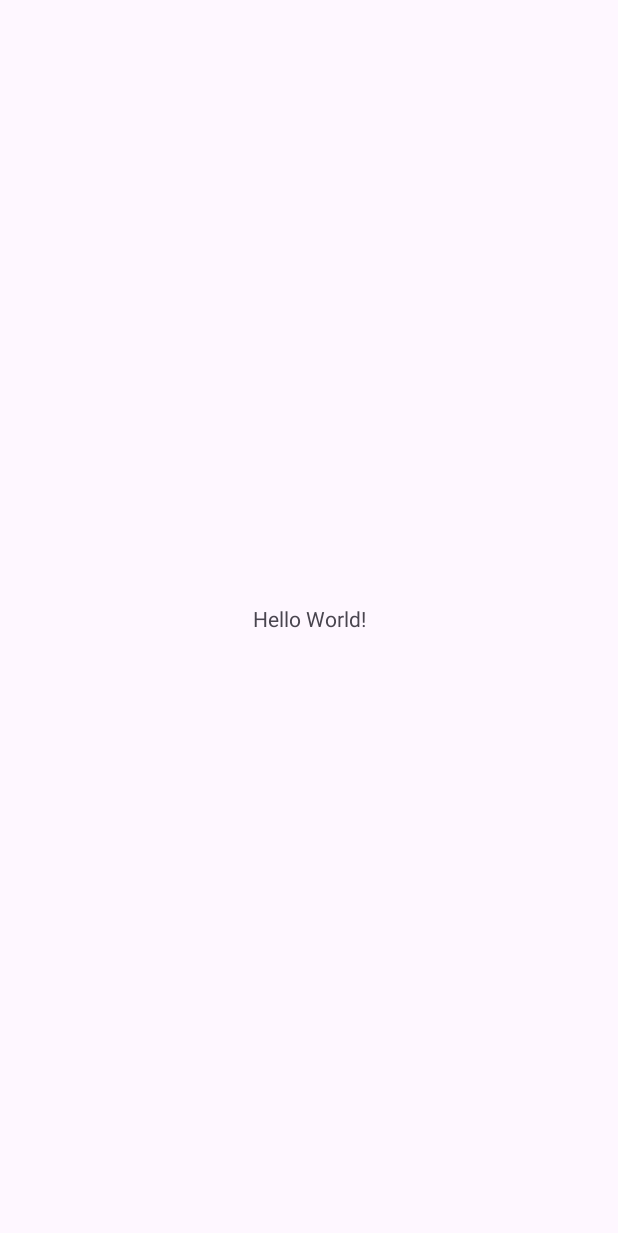
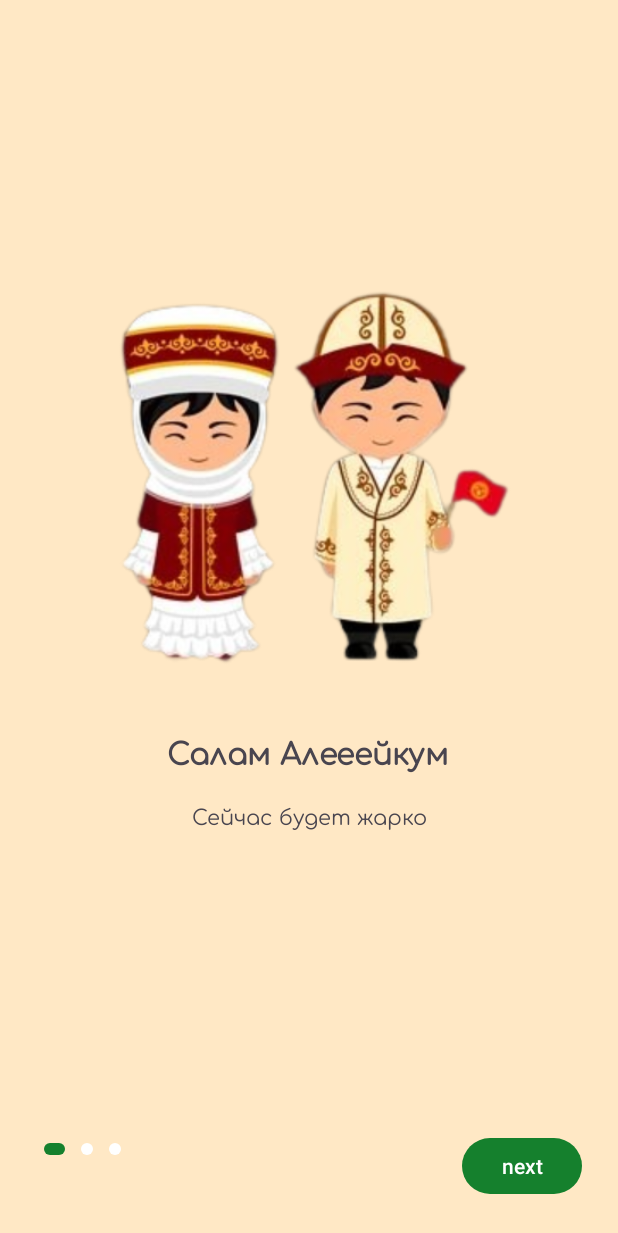
Before and after one commit to Kasymbekov/KyrApp, an Android app: the screen it shows after launch (MainActivity before the commit, OnBoardingActivity after it), on a phone screen of 412 x 824 dp. Before the commit the part shown is almost empty. Shown: the top 1233 px of the screen. Run offline under Robolectric (Android 15) with nearby library versions, the phone set to English and light mode, and no system bars.

Commit message:
Добавлен Онбординг с 3 слайдами

```diff
--- a/app/build.gradle.kts
+++ b/app/build.gradle.kts
@@ -36,6 +36,10 @@ android {
     kotlinOptions {
         jvmTarget = "1.8"
     }
+
+    buildFeatures{
+        viewBinding = true
+    }
 }
 
 dependencies {
@@ -49,6 +53,12 @@ dependencies {
     androidTestImplementation(libs.androidx.junit)
     androidTestImplementation(libs.androidx.espresso.core)
 
+    //viewPager2
+    implementation("androidx.viewpager2:viewpager2:1.1.0")
+
+    //Material
+    implementation("com.google.android.material:material:1.5.0")
+
     // Import the Firebase BoM
     implementation(platform("com.google.firebase:firebase-bom:33.0.0"))
 
--- a/app/src/main/AndroidManifest.xml
+++ b/app/src/main/AndroidManifest.xml
@@ -13,6 +13,9 @@
         android:theme="@style/Theme.KyrApp"
         tools:targetApi="31">
         <activity
+            android:name=".OnBoarding.OnBoardingActivity"
+            android:exported="false" />
+        <activity
             android:name=".SplashScreen"
             android:exported="true">
             <intent-filter>
@@ -23,9 +26,7 @@
         </activity>
         <activity
             android:name=".MainActivity"
-            android:exported="true">
-
-        </activity>
+            android:exported="true"></activity>
     </application>
 
 </manifest>
--- /dev/null
+++ b/app/src/main/java/com/example/kyrapp/OnBoarding/OnBoardingActivity.kt
@@ -0,0 +1,99 @@
+package com.example.kyrapp.OnBoarding
+
+import android.content.Intent
+import android.os.Bundle
+import android.widget.ImageView
+import android.widget.LinearLayout
+import androidx.appcompat.app.AppCompatActivity
+import androidx.core.content.ContextCompat
+import androidx.viewpager2.widget.ViewPager2
+import com.example.kyrapp.MainActivity
+import com.example.kyrapp.R
+import com.example.kyrapp.databinding.ActivityOnBoardingBinding
+
+class OnBoardingActivity : AppCompatActivity() {
+
+    private lateinit var binding: ActivityOnBoardingBinding
+    private lateinit var adapter: OnBoardingAdapter
+
+    override fun onCreate(savedInstanceState: Bundle?) {
+        super.onCreate(savedInstanceState)
+        binding = ActivityOnBoardingBinding.inflate(layoutInflater)
+        setContentView(binding.root)
+
+        val items = listOf(
+            Triple(R.drawable.etn, "Салам Алееейкум", "Сейчас будет жарко"),
+            Triple(R.drawable.aktan_ak, "Я не киргиз, я кыргыз! ", "ИИИИИИУУ🤙🤙🤙"),
+            Triple(R.drawable.aygen, "В конце подарок!!", "Жду дизайна, ваываоы ваывавыа ыва ываевапавпвпвапрвап ")
+        )
+
+        adapter = OnBoardingAdapter(items)
+        binding.viewP.adapter = adapter
+
+        setupIndicators(items.size)
+        setCurrentIndicator(0)
+
+        binding.viewP.registerOnPageChangeCallback(object : ViewPager2.OnPageChangeCallback() {
+            override fun onPageSelected(position: Int) {
+                super.onPageSelected(position)
+                setCurrentIndicator(position)
+            }
+        })
+
+        binding.nextBt.setOnClickListener {
+            val currentItem = binding.viewP.currentItem
+            if (currentItem < items.size - 1) {
+                binding.viewP.currentItem = currentItem + 1
+            }
+            else {
+                val intent = Intent(this@OnBoardingActivity, MainActivity::class.java)
+                startActivity(intent)
+                finish()
+            }
+        }
+    }
+
+    private fun setupIndicators(count: Int) {
+        val indicators = arrayOfNulls<ImageView>(count)
+        val layoutParams = LinearLayout.LayoutParams(
+            LinearLayout.LayoutParams.WRAP_CONTENT,
+            LinearLayout.LayoutParams.WRAP_CONTENT
+        )
+        layoutParams.setMargins(8, 0, 8, 0)
+        for (i in indicators.indices) {
+            indicators[i] = ImageView(this)
+            indicators[i]?.let {
+                it.setImageDrawable(
+                    ContextCompat.getDrawable(
+                        this,
+                        R.drawable.indicator_inactive
+                    )
+                )
+                it.layoutParams = layoutParams
+                binding.indicatorLayout.addView(it)
+            }
+        }
+    }
+
+    private fun setCurrentIndicator(index: Int) {
+        val childCount = binding.indicatorLayout.childCount
+        for (i in 0 until childCount) {
+            val imageView = binding.indicatorLayout.getChildAt(i) as ImageView
+            if (i == index) {
+                imageView.setImageDrawable(
+                    ContextCompat.getDrawable(
+                        this,
+                        R.drawable.indicator_active
+                    )
+                )
+            } else {
+                imageView.setImageDrawable(
+                    ContextCompat.getDrawable(
+                        this,
+                        R.drawable.indicator_inactive
+                    )
+                )
+            }
+        }
+    }
+}
--- /dev/null
+++ b/app/src/main/java/com/example/kyrapp/OnBoarding/OnBoardingAdapter.kt
@@ -0,0 +1,33 @@
+package com.example.kyrapp.OnBoarding
+
+
+
+
+import android.view.LayoutInflater
+import android.view.ViewGroup
+import androidx.recyclerview.widget.RecyclerView
+import com.example.kyrapp.databinding.ItemOnboardingContainerBinding
+
+class OnBoardingAdapter(private val items: List<Triple<Int, String, String>>) :
+    RecyclerView.Adapter<OnBoardingAdapter.OnBoardingViewHolder>() {
+
+    inner class OnBoardingViewHolder(private val binding: ItemOnboardingContainerBinding) :
+        RecyclerView.ViewHolder(binding.root) {
+        fun bind(item: Triple<Int, String, String>) {
+            binding.imageView.setImageResource(item.first)
+            binding.titleTv.text = item.second
+            binding.descTv.text = item.third
+        }
+    }
+
+    override fun onCreateViewHolder(parent: ViewGroup, viewType: Int): OnBoardingViewHolder {
+        val binding = ItemOnboardingContainerBinding.inflate(LayoutInflater.from(parent.context), parent, false)
+        return OnBoardingViewHolder(binding)
+    }
+
+    override fun onBindViewHolder(holder: OnBoardingViewHolder, position: Int) {
+        holder.bind(items[position])
+    }
+
+    override fun getItemCount() = items.size
+}
--- a/app/src/main/java/com/example/kyrapp/SplashScreen.kt
+++ b/app/src/main/java/com/example/kyrapp/SplashScreen.kt
@@ -8,6 +8,7 @@ import androidx.activity.enableEdgeToEdge
 import androidx.appcompat.app.AppCompatActivity
 import androidx.core.view.ViewCompat
 import androidx.core.view.WindowInsetsCompat
+import com.example.kyrapp.OnBoarding.OnBoardingActivity
 
 class SplashScreen : AppCompatActivity() {
     override fun onCreate(savedInstanceState: Bundle?) {
@@ -21,7 +22,7 @@ class SplashScreen : AppCompatActivity() {
 
     fun splashScreenShow(){
         Handler(Looper.getMainLooper()).postDelayed({
-            val intent = Intent(this@SplashScreen, MainActivity::class.java)
+            val intent = Intent(this@SplashScreen, OnBoardingActivity::class.java)
             startActivity(intent)
             finish()
         }, 2000)
--- /dev/null
+++ b/app/src/main/res/drawable/indicator_active.xml
@@ -0,0 +1,6 @@
+<?xml version="1.0" encoding="utf-8"?>
+<shape xmlns:android="http://schemas.android.com/apk/res/android">
+    <corners android:radius="4dp"/>
+    <solid android:color="@color/green_in_app"/>
+    <size android:width="14dp" android:height="8dp"/>
+</shape>
--- /dev/null
+++ b/app/src/main/res/drawable/indicator_inactive.xml
@@ -0,0 +1,6 @@
+<?xml version="1.0" encoding="utf-8"?>
+<shape xmlns:android="http://schemas.android.com/apk/res/android">
+    <corners android:radius="4dp"/>
+    <solid android:color="@color/white"/>
+    <size android:width="8dp" android:height="8dp"/>
+</shape>
--- /dev/null
+++ b/app/src/main/res/layout/activity_on_boarding.xml
@@ -0,0 +1,55 @@
+<?xml version="1.0" encoding="utf-8"?>
+<androidx.constraintlayout.widget.ConstraintLayout xmlns:android="http://schemas.android.com/apk/res/android"
+    xmlns:app="http://schemas.android.com/apk/res-auto"
+    xmlns:tools="http://schemas.android.com/tools"
+    android:id="@+id/main"
+    android:layout_width="match_parent"
+    android:layout_height="match_parent"
+    tools:context=".OnBoarding.OnBoardingActivity">
+
+    <androidx.constraintlayout.widget.ConstraintLayout
+        android:layout_width="match_parent"
+        android:layout_height="match_parent"
+        android:background="@color/bg_yellow_color"
+        app:layout_constraintBottom_toBottomOf="parent"
+        app:layout_constraintStart_toStartOf="parent"
+        app:layout_constraintTop_toTopOf="parent"
+        app:layout_constraintVertical_bias="0.0">
+
+        <com.google.android.material.button.MaterialButton
+            android:id="@+id/nextBt"
+            android:layout_width="80dp"
+            android:layout_height="45dp"
+            android:layout_marginTop="16dp"
+            android:layout_marginEnd="24dp"
+            android:layout_marginBottom="24dp"
+            android:text="next"
+            app:backgroundTint="#15802D"
+            app:layout_constraintBottom_toBottomOf="parent"
+            app:layout_constraintEnd_toEndOf="parent"
+            app:layout_constraintTop_toBottomOf="@+id/viewP" />
+
+        <LinearLayout
+            android:id="@+id/indicator_layout"
+            android:layout_width="200dp"
+            android:layout_height="30dp"
+            android:layout_marginStart="24dp"
+            android:layout_marginBottom="24dp"
+            android:orientation="horizontal"
+            app:layout_constraintBottom_toBottomOf="parent"
+            app:layout_constraintStart_toStartOf="parent"
+            app:layout_constraintTop_toTopOf="@+id/nextBt"></LinearLayout>
+
+        <androidx.viewpager2.widget.ViewPager2
+            android:id="@+id/viewP"
+            android:layout_width="0dp"
+            android:layout_height="0dp"
+            android:layout_marginBottom="24dp"
+            app:layout_constraintBottom_toTopOf="@+id/indicator_layout"
+            app:layout_constraintEnd_toEndOf="parent"
+            app:layout_constraintStart_toStartOf="parent"
+            app:layout_constraintTop_toTopOf="parent" />
+
+
+    </androidx.constraintlayout.widget.ConstraintLayout>
+</androidx.constraintlayout.widget.ConstraintLayout>
--- /dev/null
+++ b/app/src/main/res/layout/item_onboarding_container.xml
@@ -0,0 +1,48 @@
+<?xml version="1.0" encoding="utf-8"?>
+<androidx.constraintlayout.widget.ConstraintLayout xmlns:android="http://schemas.android.com/apk/res/android"
+    xmlns:app="http://schemas.android.com/apk/res-auto"
+    xmlns:tools="http://schemas.android.com/tools"
+    android:layout_width="match_parent"
+    android:layout_height="match_parent"
+    android:background="@color/bg_yellow_color">
+
+    <ImageView
+        android:id="@+id/imageView"
+        android:layout_width="300dp"
+        android:layout_height="300dp"
+        app:layout_constraintBottom_toBottomOf="parent"
+        app:layout_constraintEnd_toEndOf="parent"
+        app:layout_constraintHorizontal_bias="0.495"
+        app:layout_constraintStart_toStartOf="parent"
+        app:layout_constraintTop_toTopOf="parent"
+        app:layout_constraintVertical_bias="0.385"
+        tools:srcCompat="@tools:sample/avatars" />
+
+    <TextView
+        android:id="@+id/titleTv"
+        android:layout_width="wrap_content"
+        android:layout_height="wrap_content"
+        android:layout_marginTop="16dp"
+        android:fontFamily="@font/comfortaa"
+        android:gravity="clip_horizontal"
+        android:text="TextView"
+        android:textSize="20sp"
+        android:textStyle="normal|bold"
+        app:layout_constraintEnd_toEndOf="@+id/imageView"
+        app:layout_constraintStart_toStartOf="@+id/imageView"
+        app:layout_constraintTop_toBottomOf="@+id/imageView" />
+
+    <TextView
+        android:id="@+id/descTv"
+        android:layout_width="wrap_content"
+        android:layout_height="wrap_content"
+        android:layout_marginStart="62dp"
+        android:layout_marginTop="16dp"
+        android:layout_marginEnd="62dp"
+        android:fontFamily="@font/comfortaa"
+        android:gravity="center_horizontal"
+        android:text="TextView"
+        app:layout_constraintEnd_toEndOf="parent"
+        app:layout_constraintStart_toStartOf="parent"
+        app:layout_constraintTop_toBottomOf="@+id/titleTv" />
+</androidx.constraintlayout.widget.ConstraintLayout>
--- a/app/src/main/res/values/colors.xml
+++ b/app/src/main/res/values/colors.xml
@@ -4,4 +4,5 @@
     <color name="white">#FFFFFFFF</color>
 
     <color name="bg_yellow_color">#FFE8C5</color>
+    <color name="green_in_app">#15802D</color>
 </resources>
```
Also changed, not shown: app/src/main/res/drawable/aktan_ak.png (added), app/src/main/res/drawable/aygen.png (added), app/src/main/res/drawable/etn.png (added), app/src/main/res/font/comfortaa.ttf (added).
